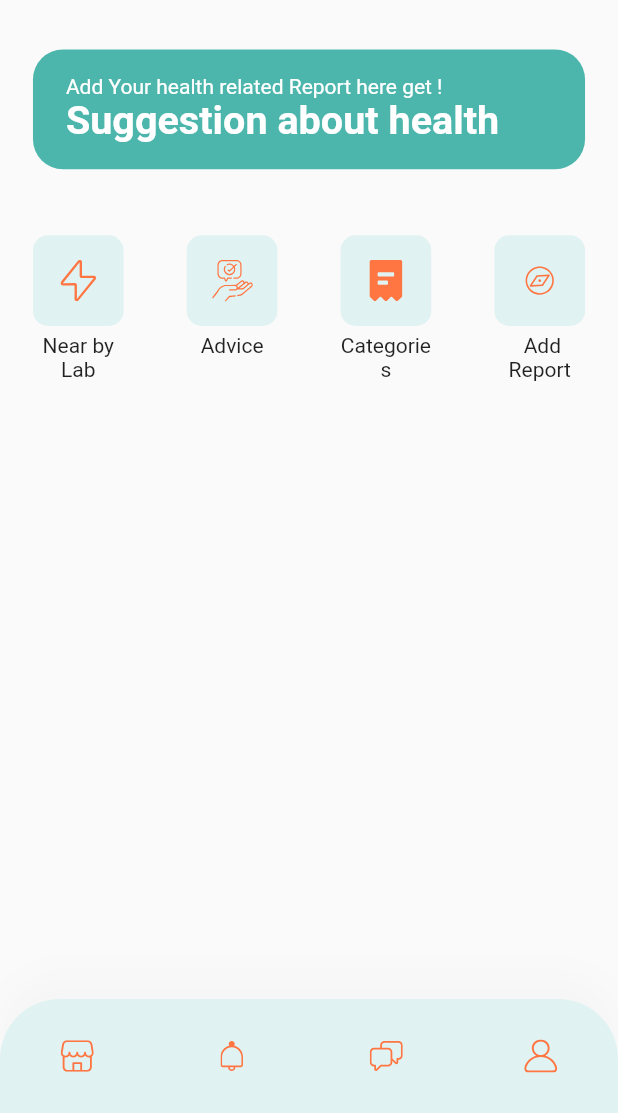
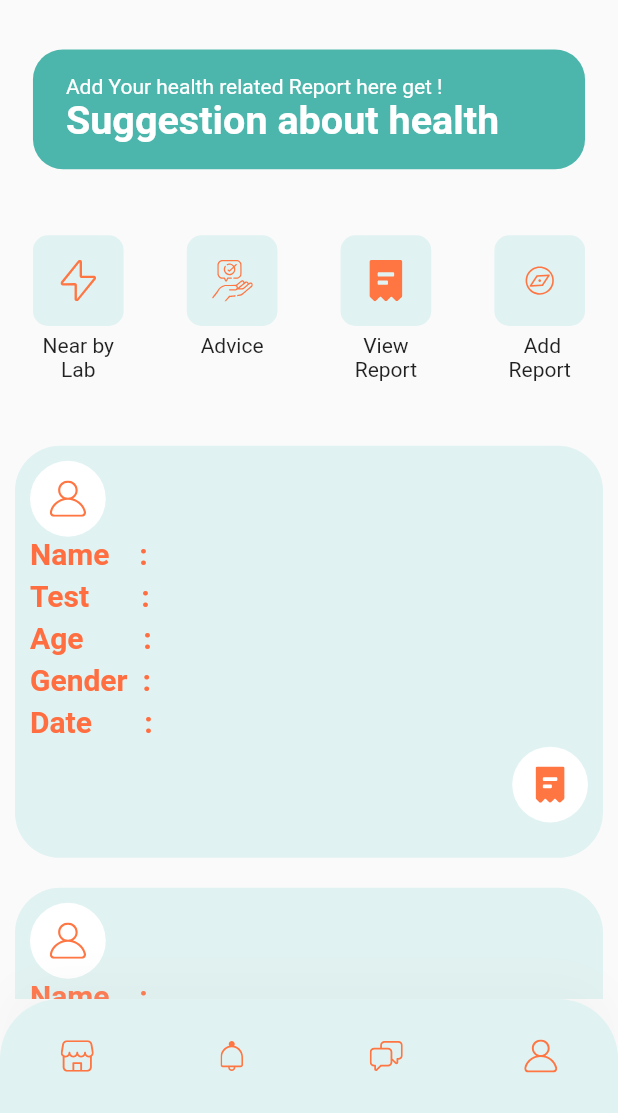
Before and after one commit to vishal1677/HealthPlusApp, a Flutter app: the HomeScreen screen opened directly, on a phone screen of 412 x 824 dp, the part 123-1236 px from its top. Run offline on Flutter 3.47's test engine with Material 2 defaults, Android fonts, the phone set to English and light mode, and no system bars; drawn by our look-alikes of marquee, overlay_support; our stand-ins replace cloud_firestore, firebase_auth, firebase_core, flutter_secure_storage, flutter_svg, fluttertoast and 2 more; accounts and stored records are empty; generated files the repository leaves out were written again.

Commit message:
middle part

```diff
--- a/lib/home/components/categories.dart
+++ b/lib/home/components/categories.dart
@@ -4,6 +4,7 @@ import 'package:flutter_svg/svg.dart';
 import 'package:fluttertoast/fluttertoast.dart';
 
 import '../../size_config.dart';
+import 'advice.dart';
 
 class Categories extends StatelessWidget
 {
@@ -14,7 +15,7 @@ class Categories extends StatelessWidget
       {"icon": "assets/icons/Flash Icon.svg", "text": "Near by Lab","key":"1"},
       {"icon": "assets/icons/adviceImage2.svg", "text": "Advice","key":"2"},
       //{"icon": "assets/icons/Game Icon.svg", "text": "Game"},
-      {"icon": "assets/icons/receipt.svg", "text": "Categories","key":"3"},
+      {"icon": "assets/icons/receipt.svg", "text": "View Report","key":"3"},
       {"icon": "assets/icons/Discover.svg", "text": " Add Report","key":"4"},
     ];
     return Padding(
@@ -37,7 +38,7 @@ class Categories extends StatelessWidget
                 }
                 else if(categories[index]["key"]=="2")  // Advice
                     {
-                  //Navigator.push(context, MaterialPageRoute(builder: (context)=>Advice()));
+                  Navigator.push(context, MaterialPageRoute(builder: (context)=>Advice()));
                   Fluttertoast.showToast(msg: "Advice");
                 }
                 else if(categories[index]["key"]=="3") // Market view
--- /dev/null
+++ b/lib/home/components/middleparts.dart
@@ -0,0 +1,121 @@
+import 'package:flutter/cupertino.dart';
+import 'package:flutter/material.dart';
+
+import '../icon_but_with_cnt.dart';
+
+class Middle extends StatefulWidget {
+  const Middle({Key? key}) : super(key: key);
+
+  @override
+  State<Middle> createState() => _MiddleState();
+}
+
+class _MiddleState extends State<Middle> {
+  @override
+  Widget build(BuildContext context) {
+    return Padding(
+      padding: const EdgeInsets.all(10.0),
+      child: Container(
+//margin: const EdgeInsets.all(10),
+        padding: const EdgeInsets.all(10),
+// height: 200,
+// color: Colors.amberAccent,
+        height: MediaQuery.of(context).size.height *(1/6)*2,
+        width: MediaQuery.of(context).size.height *double.infinity,
+        decoration: BoxDecoration(borderRadius: BorderRadius.circular(30),color: Colors.teal[50]),
+
+
+        child: SingleChildScrollView(
+          child: Column(
+//mainAxisAlignment: MainAxisAlignment.center,
+
+            crossAxisAlignment: CrossAxisAlignment.start,
+            children: [
+              IconBtnWithCounter(
+                  svgSrc: "assets/icons/User.svg",
+                  press: () {
+//Navigator.push(context, MaterialPageRoute(builder:(context)=> CartScreen()));
+//Navigator.push(context, MaterialPageRoute(builder:(context)=> CustomAppBar(rating: 100.0)));
+//Navigator.pushNamed(context, AddProduct.routeName);
+                  }
+              ),
+              Text(
+                "Name    :",
+                style: TextStyle(color: Colors.deepOrangeAccent,fontSize: 20,fontWeight: FontWeight.bold,),
+              ),
+
+
+              const SizedBox(
+                height: 5,
+              ),
+              Text(
+                "Test       :",
+                style: TextStyle(color: Colors.deepOrangeAccent,fontSize: 20,fontWeight: FontWeight.bold,),
+              ),
+              const SizedBox(
+                height: 5,
+              ),
+              Text(
+                "Age        :",
+                style: TextStyle(color: Colors.deepOrangeAccent,fontSize: 20,fontWeight: FontWeight.bold,),
+              ),
+              const SizedBox(
+                height: 5,
+              ),
+              Text(
+                "Gender  :",
+                style: TextStyle(color: Colors.deepOrangeAccent,fontSize: 20,fontWeight: FontWeight.bold,),
+              ),
+
+              const SizedBox(
+                height: 5,
+              ),
+              Text(
+//"Deal Date :"+(snapshot.data?.docs[index]['Deal_Date']),
+//timeago.format(document.data['tripDoc']['docCreatedOn'].toDate())
+                "Date       : ",
+                style: TextStyle(color: Colors.deepOrangeAccent,fontSize: 20,fontWeight: FontWeight.bold,),
+              ),
+              const SizedBox(
+                height: 5,
+              ),
+              Row(
+                mainAxisAlignment: MainAxisAlignment.end,
+                crossAxisAlignment: CrossAxisAlignment.center,
+                children: [
+
+// GestureDetector(
+//   onTap: () {
+//
+//   },
+//   child: Row(
+//     children: [
+//       Icon(
+//         Icons.shopping_cart,
+//         color: Colors.red[700],
+//       ),
+//     ],
+//   ),
+// ),
+                  IconBtnWithCounter(
+                      svgSrc: "assets/icons/receipt.svg",
+                      press: () {
+//Navigator.push(context, MaterialPageRoute(builder:(context)=> CartScreen()));
+//Navigator.push(context, MaterialPageRoute(builder:(context)=> CustomAppBar(rating: 100.0)));
+//Navigator.pushNamed(context, AddProduct.routeName);
+                      }
+                  ),
+                ],
+              )
+
+
+
+
+
+            ],
+          ),
+        ),
+      ),
+    );
+  }
+}
--- a/lib/home/home_screen.dart
+++ b/lib/home/home_screen.dart
@@ -16,7 +16,7 @@ class HomeScreen extends StatelessWidget {
   @override
   Widget build(BuildContext context) {
     return Scaffold(
-      body:Body(),
+      body:SingleChildScrollView(child: Body()),
       bottomNavigationBar: CustomBottomNavBar(selectedMenu: MenuState.home), ////////////
     );
   }
@@ -34,8 +34,12 @@ class Body extends StatelessWidget {
             SizedBox(height: getProportionateScreenWidth(10)),
             DiscountBanner(),
              Categories(),
-            SizedBox(height: getProportionateScreenWidth(100)),
+            SizedBox(height: getProportionateScreenWidth(10)),
            // CardWidget(),
+            Middle(),
+            Middle(),
+            Middle(),
+
             SizedBox(height: getProportionateScreenWidth(30)),
             //PopularProducts(),
             SizedBox(height: getProportionateScreenWidth(30)),
--- a/pubspec.yaml
+++ b/pubspec.yaml
@@ -74,7 +74,7 @@ dependencies:
   flutter_secure_storage: ^8.0.0
   flutter_share: ^2.0.0
   pin_code_fields: ^7.4.0
-  pinput: ^2.2.12
+  pinput: ^2.2.20
   firebase_core: ^2.5.0
   firebase_auth: ^4.2.6
 
```
Also changed, not shown: lib/MobileAuth/mobileauth.dart (+3 -16 lines), lib/MobileAuth/mobileotp.dart (deleted, +0 -302 lines), lib/home/components/advice.dart (added, +37 -0 lines), lib/models/add_date.dart (added, +17 -0 lines), lib/models/add_date.g.dart (added).
